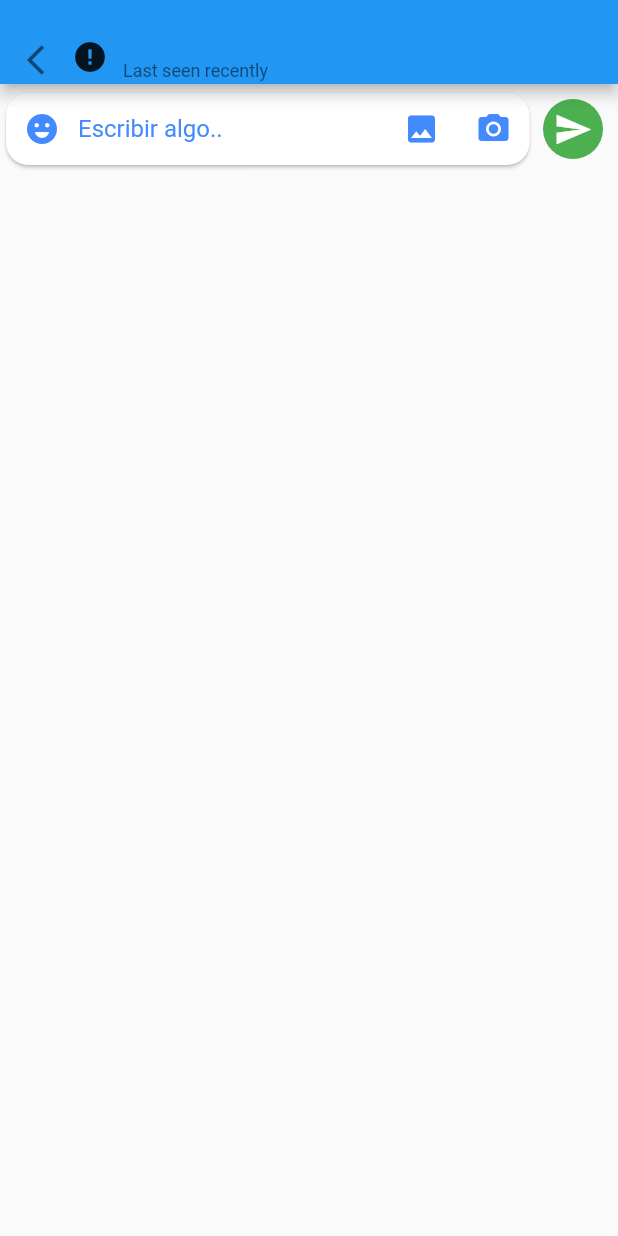
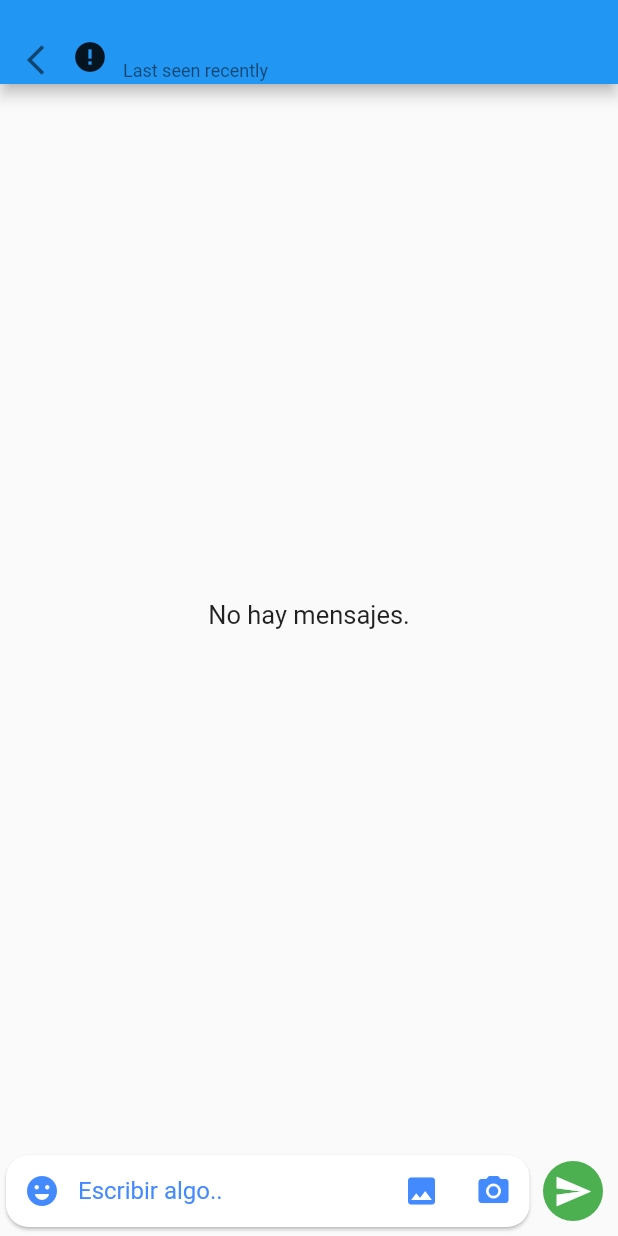
Before and after one commit to vidal1101/Chat-Firebase, a Flutter app: the ChatPage screen opened directly with empty values, on a phone screen of 412 x 824 dp. Run offline on Flutter 3.47's test engine with Material 2 defaults, Android fonts, the phone set to English and light mode, and no system bars; drawn by our look-alikes of cached_network_image; our stand-ins replace cloud_firestore, firebase_auth, firebase_core, firebase_storage, fluttertoast, google_sign_in and 1 more; accounts and stored records are empty; network calls fail.

Commit message:
add: modelo para mostrar mensajes

```diff
--- a/chat_app_test/lib/pages/chat_page.dart
+++ b/chat_app_test/lib/pages/chat_page.dart
@@ -1,6 +1,9 @@
 import 'package:cached_network_image/cached_network_image.dart';
 import 'package:chat_app_test/models/chat_user_model.dart';
+import 'package:chat_app_test/providers/auth_provider.dart';
+import 'package:chat_app_test/widgets/loading.dart';
 import 'package:flutter/material.dart';
+import 'package:provider/provider.dart';
 
 class ChatPage extends StatefulWidget {
 
@@ -14,8 +17,11 @@ class ChatPage extends StatefulWidget {
 }
 
 class _ChatPageState extends State<ChatPage> {
+
   @override
   Widget build(BuildContext context) {
+    final authProvider = Provider.of<AuthProviders>(context);
+
     return Scaffold(
       appBar: AppBar(
         automaticallyImplyLeading: false,
@@ -25,6 +31,40 @@ class _ChatPageState extends State<ChatPage> {
       body: Column(
         children: [
 
+          Expanded(
+            child: StreamBuilder(
+              stream: authProvider.getAllUsers(),
+              //initialData: const [],
+              builder: (BuildContext context, AsyncSnapshot snapshot) {
+
+                if(!snapshot.hasData){
+                  return const Center(child:LoadingMessages(),);
+                }else if(snapshot.connectionState == ConnectionState.waiting){
+                  return const Center(child:LoadingMessages(),);
+                }else{
+
+                  final list = [];
+                  //authProvider.listChat  = listTemp;
+
+                  if(list.isNotEmpty){
+                    return ListView.builder(
+                      physics:const  BouncingScrollPhysics(),
+                      itemCount: list.length,
+                      itemBuilder: (BuildContext context, int index) {
+                        return SizedBox();
+                      },
+                    );
+
+                  }else{
+                    return const Center(child: Text('No hay mensajes.' , style: TextStyle(fontSize: 17),));
+                  }
+
+                }
+              },
+            ),
+          ),
+
+          ///enviar mensaje y controles de chat
           chatInput(),
         ],
       ),
```
Also changed, not shown: chat_app_test/lib/widgets/loading.dart (+17 -0 lines).
